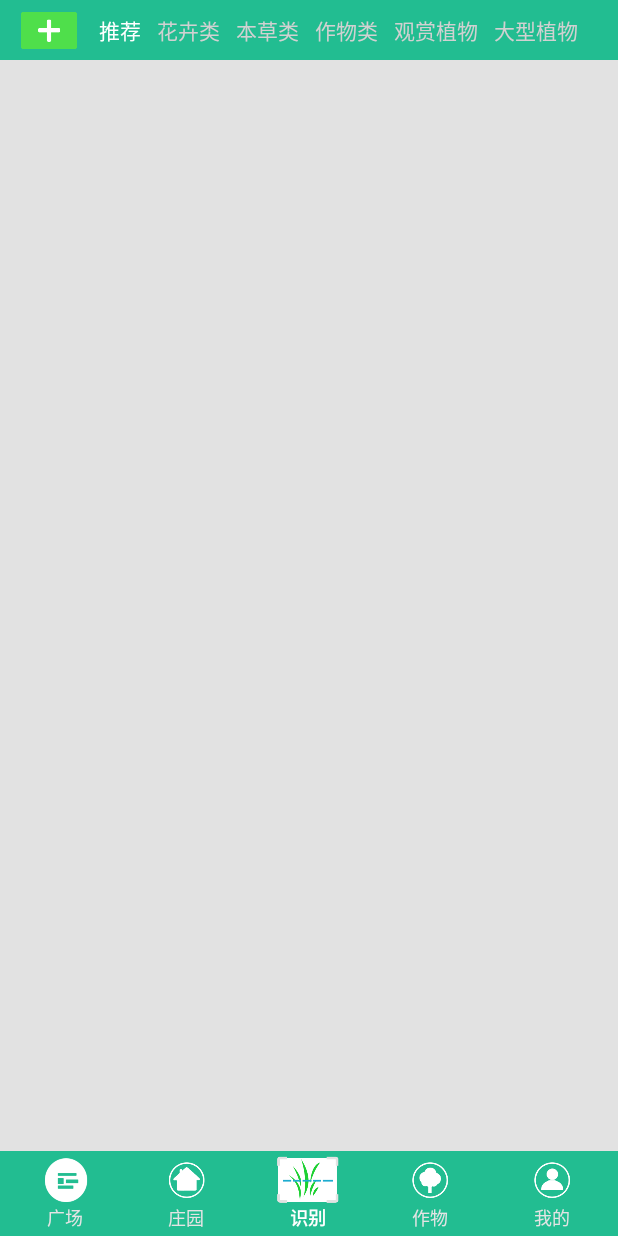
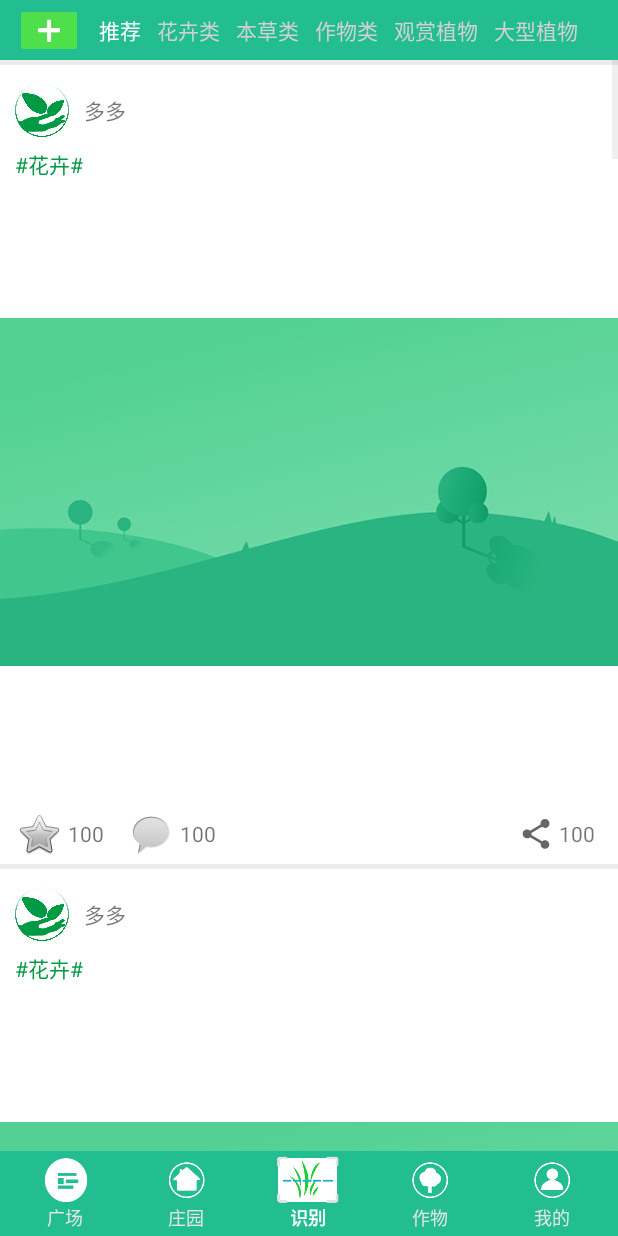
Before and after one commit to conesat/githubnongbang, an Android app: the MainActivity screen opened directly, with no data from a screen before it, on a phone screen of 412 x 824 dp. Run offline under Robolectric (Android 15) with nearby library versions, the phone set to English and light mode, and no system bars; pictures from the network do not load.

Commit message:
更新广场布局

```diff
--- a/app/src/main/java/nongbang/hg/nongbang/MainActivity.java
+++ b/app/src/main/java/nongbang/hg/nongbang/MainActivity.java
@@ -35,6 +35,7 @@ import java.util.Map;
 
 import nongbang.hg.nongbang.MSQLite.ZWDBOpenHelper;
 import nongbang.hg.nongbang.MSQLite.ZwDb;
+import nongbang.hg.nongbang.MyAdapter.SquarelistAdapter;
 import nongbang.hg.nongbang.MyAdapter.ZwListAdapter;
 import nongbang.hg.nongbang.MyAdapter.ZyListAdapter;
 import nongbang.hg.nongbang.tools.Vibration;
@@ -67,10 +68,15 @@ public class MainActivity extends AppCompatActivity implements View.OnClickListe
     private  List<Map<String,Object>> zyalllisttemp=new ArrayList<Map<String,Object>>();
     private  List<Map<String,Object>> zwalllist=new ArrayList<Map<String,Object>>();
     private  List<Map<String,Object>> zyalllist=new ArrayList<Map<String,Object>>();
+
+    private  List<Map<String,Object>> squarelist=new ArrayList<Map<String,Object>>();
+
     public int ZYtag=0,ZWTag=0;
     private ZwListAdapter zwadapter;
     private ZyListAdapter zyadapter;
-    public ListView zwlistView,zylistView;
+    private SquarelistAdapter squarelistAdapter;
+
+    public ListView zwlistView,zylistView,squarelistView;
     public View  tab00;
     public View  tab01;
     public View  tab02;
@@ -127,6 +133,15 @@ public class MainActivity extends AppCompatActivity implements View.OnClickListe
         LayoutInflater mlnflater=LayoutInflater.from(this);
 
         tab00=mlnflater.inflate(R.layout.layout_square,null);
+        squarelistView=(ListView)tab00.findViewById(R.id.square_listview);
+        for (int i=0;i<15;i++){
+            Map<String ,Object> map=new HashMap<String, Object>();
+            map.put("user","");
+            squarelist.add(map);
+        }
+        squarelistView.setOnScrollListener(this);
+        squarelistAdapter=new SquarelistAdapter(squarelist,this);
+        squarelistView.setAdapter(squarelistAdapter);
 
         tab01=mlnflater.inflate(R.layout.zy_layout,null);
 
--- /dev/null
+++ b/app/src/main/java/nongbang/hg/nongbang/MyAdapter/SquarelistAdapter.java
@@ -0,0 +1,64 @@
+package nongbang.hg.nongbang.MyAdapter;
+
+import android.content.Context;
+import android.view.LayoutInflater;
+import android.view.View;
+import android.view.ViewGroup;
+import android.widget.BaseAdapter;
+import android.widget.ImageView;
+import android.widget.TextView;
+
+import java.util.List;
+import java.util.Map;
+
+import nongbang.hg.nongbang.R;
+
+/**
+ * Created by Administrator on 2017-12-22.
+ */
+
+public class SquarelistAdapter extends BaseAdapter {
+
+    private List<Map<String,Object>> alllist;
+    private Context cotx;
+    public SquarelistAdapter(List<Map<String,Object>> list, Context context){
+        alllist=list;
+        cotx=context;
+    }
+
+    @Override
+    public int getCount() {
+        return alllist.size();
+    }
+
+    @Override
+    public Object getItem(int position) {
+        return alllist.get(position);
+    }
+
+    @Override
+    public long getItemId(int position) {
+        return position;
+    }
+
+    @Override
+    public View getView(int position, View convertView, ViewGroup parent) {
+        ViewHolder holder;
+        if (convertView==null){
+            convertView= LayoutInflater.from(cotx).inflate(R.layout.squarelist_layout,null);
+            holder = new SquarelistAdapter.ViewHolder();
+
+            convertView.setTag(holder);
+        }else{
+            holder = (SquarelistAdapter.ViewHolder)convertView.getTag();
+        }
+        return convertView;
+    }
+
+    static class ViewHolder {
+        TextView title;
+        TextView time;
+        TextView repeat;
+        ImageView delete;
+    }
+}
--- a/app/src/main/res/layout/layout_square.xml
+++ b/app/src/main/res/layout/layout_square.xml
@@ -89,5 +89,11 @@
         android:background="#e2e2e2"
         android:orientation="horizontal">
 
+        <ListView
+            android:id="@+id/square_listview"
+            android:layout_width="match_parent"
+            android:layout_height="match_parent"
+            android:layout_weight="1"
+            android:divider="@null" />
     </LinearLayout>
 </LinearLayout>
--- /dev/null
+++ b/app/src/main/res/layout/squarelist_layout.xml
@@ -0,0 +1,136 @@
+<?xml version="1.0" encoding="utf-8"?>
+<LinearLayout xmlns:android="http://schemas.android.com/apk/res/android"
+    xmlns:app="http://schemas.android.com/apk/res-auto"
+    android:layout_width="match_parent"
+    android:background="#ececec"
+    android:layout_height="match_parent"
+    android:orientation="vertical">
+    <LinearLayout
+        android:layout_width="match_parent"
+        android:layout_height="match_parent"
+        android:background="#ffffff"
+        android:layout_marginTop="3dp"
+        android:orientation="vertical">
+
+    <LinearLayout
+        android:layout_marginTop="10dp"
+        android:layout_width="match_parent"
+        android:layout_height="40dp"
+        android:orientation="horizontal">
+
+        <ImageView
+            android:id="@+id/user_ico"
+            android:layout_width="36dp"
+            android:layout_height="wrap_content"
+            android:layout_marginBottom="2dp"
+            android:layout_marginLeft="10dp"
+            android:layout_marginRight="10dp"
+            android:layout_marginTop="2dp"
+            android:src="@drawable/logo" />
+
+        <TextView
+            android:id="@+id/user_name"
+            android:layout_width="wrap_content"
+            android:layout_height="40dp"
+            android:layout_weight="1"
+            android:gravity="center|left"
+            android:text="多多" />
+
+    </LinearLayout>
+
+    <TextView
+        android:layout_marginLeft="10dp"
+        android:layout_marginTop="5dp"
+        android:layout_marginBottom="5dp"
+        android:id="@+id/user_type"
+        android:layout_width="match_parent"
+        android:layout_height="wrap_content"
+        android:textColor="#029a45"
+        android:text="#花卉#" />
+
+    <ImageView
+        android:id="@+id/user_img"
+        android:layout_width="match_parent"
+        android:layout_height="wrap_content"
+        app:srcCompat="@drawable/wetherbg" />
+
+    <LinearLayout
+        android:layout_width="match_parent"
+        android:layout_height="40dp"
+        android:layout_marginTop="5dp"
+        android:orientation="horizontal">
+
+        <LinearLayout
+            android:layout_weight="4"
+            android:layout_width="0dp"
+            android:layout_height="match_parent"
+            android:orientation="horizontal">
+            <LinearLayout
+                android:layout_width="wrap_content"
+                android:layout_height="match_parent"
+                android:orientation="horizontal">
+
+                <ImageView
+                    android:layout_width="wrap_content"
+                    android:layout_height="40dp"
+                    android:layout_marginLeft="10dp"
+                    android:src="@android:drawable/btn_star_big_off" />
+
+                <TextView
+                    android:layout_width="wrap_content"
+                    android:layout_height="match_parent"
+                    android:layout_marginLeft="3dp"
+                    android:layout_marginRight="5dp"
+                    android:gravity="center"
+                    android:text="100" />
+            </LinearLayout>
+            <LinearLayout
+                android:layout_width="match_parent"
+                android:layout_height="match_parent"
+                android:orientation="horizontal">
+
+                <ImageView
+                    android:layout_width="wrap_content"
+                    android:layout_height="40dp"
+                    android:layout_marginLeft="10dp"
+                    android:src="@android:drawable/sym_action_chat" />
+
+                <TextView
+                    android:layout_width="wrap_content"
+                    android:layout_height="match_parent"
+                    android:layout_marginLeft="3dp"
+                    android:layout_marginRight="5dp"
+                    android:gravity="center"
+                    android:text="100" />
+            </LinearLayout>
+
+
+        </LinearLayout>
+
+        <LinearLayout
+            android:layout_marginRight="10dp"
+            android:gravity="right"
+            android:layout_weight="2"
+            android:layout_width="0dp"
+            android:layout_height="match_parent"
+            android:orientation="horizontal">
+
+            <ImageView
+                android:layout_width="wrap_content"
+                android:layout_height="40dp"
+                android:layout_marginLeft="10dp"
+                android:src="?attr/actionModeShareDrawable" />
+
+            <TextView
+                android:layout_width="wrap_content"
+                android:layout_height="match_parent"
+                android:layout_marginLeft="3dp"
+                android:layout_marginRight="5dp"
+                android:gravity="center"
+                android:text="100" />
+        </LinearLayout>
+
+    </LinearLayout>
+
+    </LinearLayout>
+</LinearLayout>
```
